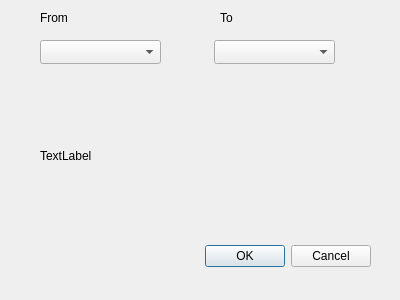
Above: TrackModel/routingtestdialog.ui from marmysl/ece1140 before the change. Below: the same form after it.
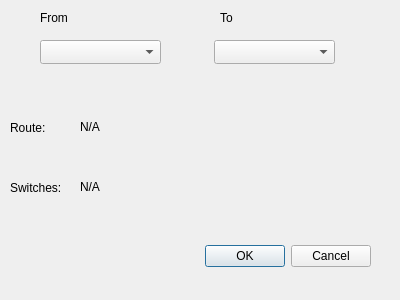
That is the form after the change.

Patch:
```diff
--- a/TrackModel/routingtestdialog.ui
+++ b/TrackModel/routingtestdialog.ui
@@ -32,14 +32,17 @@
   <widget class="QLabel" name="resultLabel">
    <property name="geometry">
     <rect>
-     <x>40</x>
+     <x>80</x>
      <y>120</y>
      <width>301</width>
-     <height>71</height>
+     <height>51</height>
     </rect>
    </property>
    <property name="text">
-    <string>TextLabel</string>
+    <string>N/A</string>
+   </property>
+   <property name="alignment">
+    <set>Qt::AlignLeading|Qt::AlignLeft|Qt::AlignTop</set>
    </property>
    <property name="wordWrap">
     <bool>true</bool>
@@ -91,6 +94,51 @@
     <string>To</string>
    </property>
   </widget>
+  <widget class="QLabel" name="label_3">
+   <property name="geometry">
+    <rect>
+     <x>10</x>
+     <y>120</y>
+     <width>55</width>
+     <height>16</height>
+    </rect>
+   </property>
+   <property name="text">
+    <string>Route:</string>
+   </property>
+  </widget>
+  <widget class="QLabel" name="label_4">
+   <property name="geometry">
+    <rect>
+     <x>10</x>
+     <y>180</y>
+     <width>55</width>
+     <height>16</height>
+    </rect>
+   </property>
+   <property name="text">
+    <string>Switches:</string>
+   </property>
+  </widget>
+  <widget class="QLabel" name="switchesLabel">
+   <property name="geometry">
+    <rect>
+     <x>80</x>
+     <y>180</y>
+     <width>301</width>
+     <height>51</height>
+    </rect>
+   </property>
+   <property name="text">
+    <string>N/A</string>
+   </property>
+   <property name="alignment">
+    <set>Qt::AlignLeading|Qt::AlignLeft|Qt::AlignTop</set>
+   </property>
+   <property name="wordWrap">
+    <bool>true</bool>
+   </property>
+  </widget>
  </widget>
  <resources/>
  <connections/>
```
Left out of the diff: 2 changed lines with no effect on the pictures.
